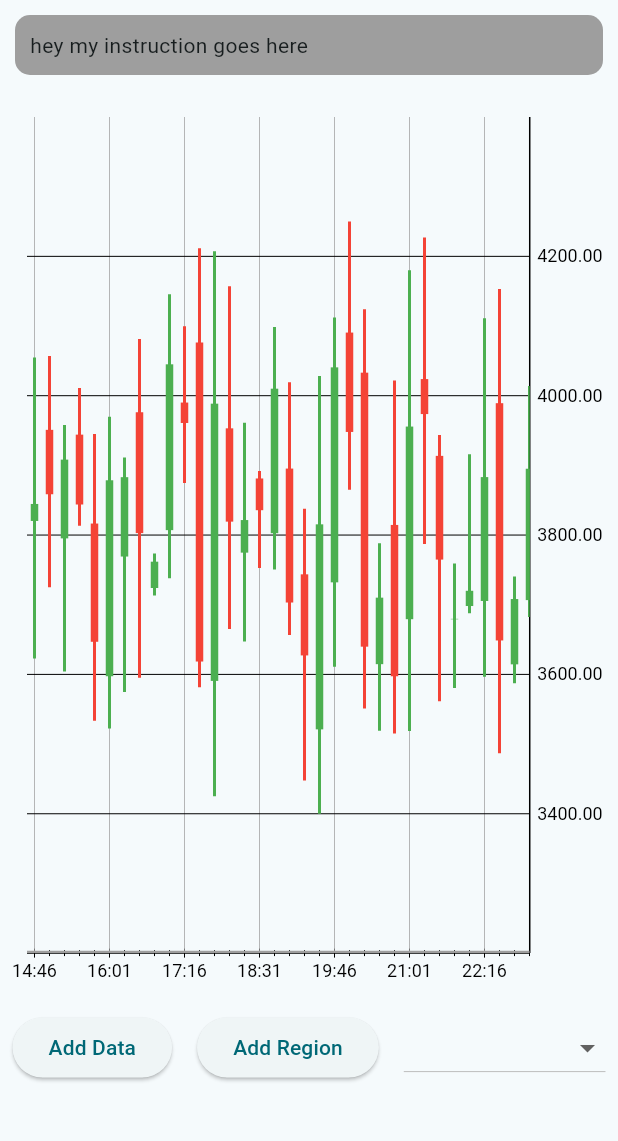
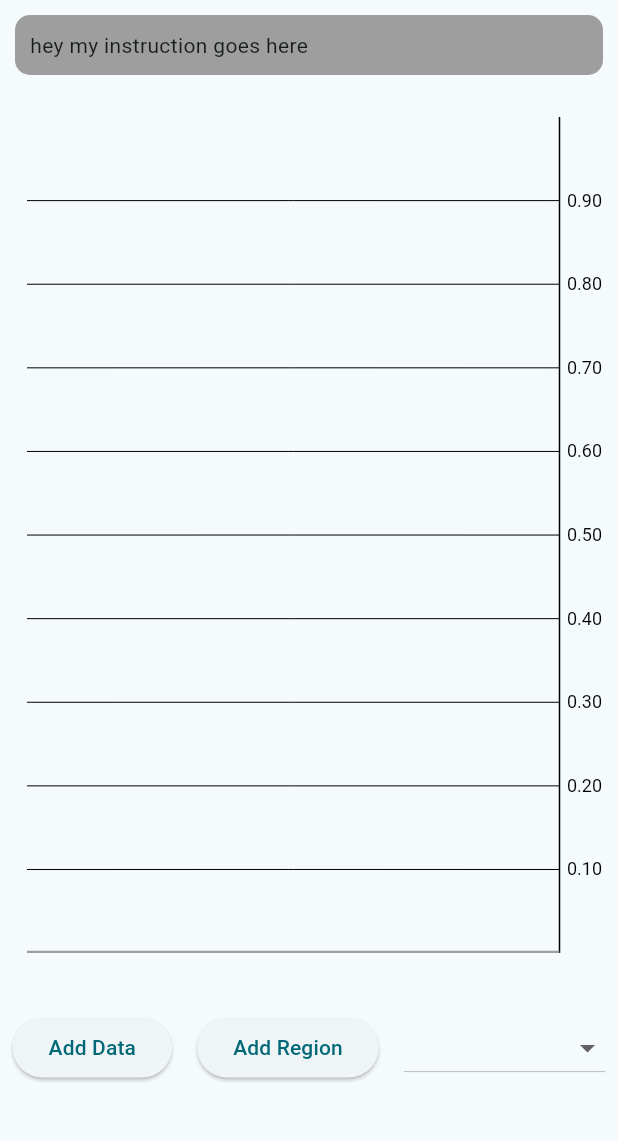
Before and after one commit to adityagohad/fin_chart, a Flutter app: the screen it shows after launch, on a phone screen of 412 x 824 dp, the part 84-1225 px from its top. Run offline on Flutter 3.47's test engine with Material 3 defaults, Android fonts, the phone set to English and light mode, and no system bars.

Commit message:
debug apk not working

```diff
--- a/lib/chart.dart
+++ b/lib/chart.dart
@@ -1,3 +1,5 @@
+import 'dart:developer';
+
 import 'package:fin_chart/chart_painter.dart';
 import 'package:fin_chart/data/candle_data_json.dart';
 import 'package:fin_chart/models/enums/data_fit_type.dart';
@@ -26,6 +28,8 @@ class Chart extends StatefulWidget {
   final List<ICandle> candles;
   final List<PlotRegion> regions;
   final Function(Offset, Offset) onInteraction;
+  final Function(PlotRegion region, Layer layer)? onLayerSelect;
+  final Function(PlotRegion region)? onRegionSelect;
 
   const Chart(
       {super.key,
@@ -34,6 +38,8 @@ class Chart extends StatefulWidget {
       required this.candles,
       required this.regions,
       required this.onInteraction,
+      this.onLayerSelect,
+      this.onRegionSelect,
       this.yAxisSettings = const YAxisSettings(),
       this.xAxisSettings = const XAxisSettings()});
 
@@ -84,9 +90,6 @@ class ChartState extends State<Chart> with TickerProviderStateMixin {
     regions.addAll(widget.regions);
     xStepWidth = candleWidth;
 
-    addDataAfterWait();
-    addLayerFromJson();
-
     _swipeAnimationController = AnimationController(
       vsync: this,
       duration: const Duration(milliseconds: 500),
@@ -106,27 +109,6 @@ class ChartState extends State<Chart> with TickerProviderStateMixin {
 
     super.initState();
   }
-
-  //dummy methods
-
-  addDataAfterWait() async {
-    await Future.delayed(const Duration(milliseconds: 10));
-    addData(data.map((c) => ICandle.fromJson(c)).toList());
-  }
-
-  addLayerFromJson() async {
-    await Future.delayed(const Duration(milliseconds: 2000));
-    selectedRegion = regions[0];
-    addLayer(TrendLine.fromJson(data: {
-      "from": {"dx": 10.0, "dy": 3392.888495557372},
-      "to": {"dx": 23.0, "dy": 3531.3663186563776},
-      "strokeWidth": 2.0,
-      "endPointRadius": 5.0,
-      "color": "#ff000000"
-    }));
-  }
-
-  //dummy methods
 
   @override
   void dispose() {
@@ -367,9 +349,16 @@ class ChartState extends State<Chart> with TickerProviderStateMixin {
               selectedRegionForResize.add(region);
             }
           }
+          PlotRegion? tempRegion = region.regionSelect(details.localPosition);
+          if (tempRegion != null) {
+            widget.onRegionSelect?.call(tempRegion);
+          }
           for (Layer layer in region.layers) {
             if (selectedLayer == null) {
               selectedLayer = layer.onTapDown(details: details);
+              if (selectedLayer != null && tempRegion != null) {
+                widget.onLayerSelect?.call(tempRegion, selectedLayer!);
+              }
             } else {
               layer.onTapDown(details: details);
             }
--- /dev/null
+++ b/lib/data/region_data_json.dart
@@ -0,0 +1,44 @@
+const region = {
+  "id": "0f3456a2-0831-48ef-9d7d-1194005e75f6",
+  "type": "indicator",
+  "yAxisSettings": {
+    "yAxisPos": "right",
+    "axisColor": "#ff000000",
+    "strokeWidth": 1.0,
+    "textStyle": {
+      "color": "#ff000000",
+      "fontSize": 12.0,
+      "fontWeight": "normal"
+    }
+  },
+  "yMinValue": 0.0,
+  "yMaxValue": 100.0,
+  "layers": [
+    {
+      "id": "5e34aa91-03b7-459d-9b7c-54f2436d25ab",
+      "type": "circularArea",
+      "point": {"dx": 33.0, "dy": 54.19881979119384},
+      "radius": 20.0,
+      "color": "#ff2196f3"
+    },
+    {
+      "id": "cb7f7ab9-8e84-4cf4-9bf5-eb949a139831",
+      "type": "circularArea",
+      "point": {"dx": 49.0, "dy": 82.04973185904757},
+      "radius": 20.0,
+      "color": "#ff2196f3"
+    },
+    {
+      "id": "e61ab8ed-ea40-4da5-b0b5-6a79d0f0cd2f",
+      "type": "trendLine",
+      "from": {"dx": 39.0, "dy": 6.929944015736134},
+      "to": {"dx": 56.0, "dy": 79.38669660409221},
+      "strokeWidth": 5.0,
+      "endPointRadius": 5.0,
+      "color": "#ff2196f3"
+    }
+  ],
+  "variety": "RSI",
+  "lineColor": "#ff2196f3",
+  "period": 14
+};
--- a/lib/fin_chart.dart
+++ b/lib/fin_chart.dart
@@ -12,3 +12,4 @@ export 'package:fin_chart/models/layers/sma_data.dart';
 export 'package:fin_chart/models/layers/ema_data.dart';
 export 'package:fin_chart/models/layers/bollinger_bands_data.dart';
 export 'package:fin_chart/models/layers/horizontal_band.dart';
+export 'package:fin_chart/data/region_data_json.dart';
```
Also changed, not shown: lib/models/region/adx_region.dart (added, +36 -0 lines).
